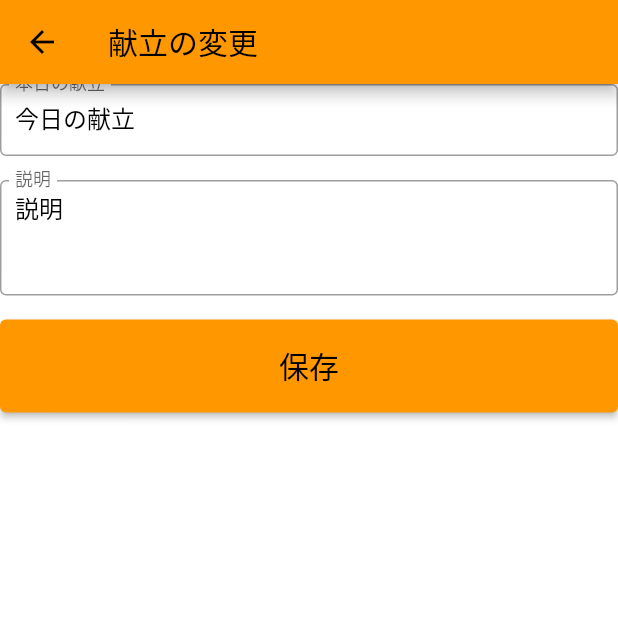
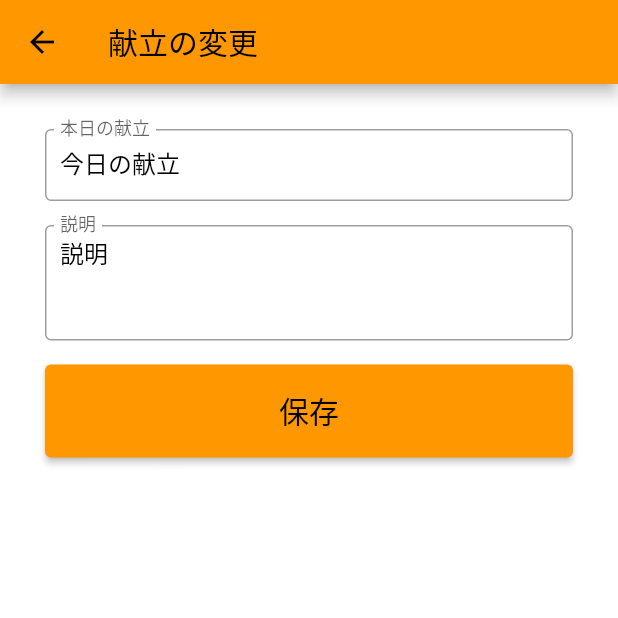
Before and after one commit to shinnkura/simple_lunch, a Flutter app: the screen it shows after launch, after a tap on "今日の献立", on a phone screen of 412 x 824 dp, the top half of it. Run offline on Flutter 3.47's test engine with Material 2 defaults, Android fonts, the phone set to English and light mode, and no system bars; our stand-ins replace cloud_firestore, firebase_core, shared_preferences; accounts and stored records are empty.

Commit message:
paddingを設定

```diff
--- a/lib/screens/edit_menu.dart
+++ b/lib/screens/edit_menu.dart
@@ -38,7 +38,9 @@ class _EditMenuScreenState extends State<EditMenuScreen> {
         ),
         backgroundColor: kPrimaryColor,
       ),
-      body: Form(
+      body: Padding(
+        padding: const EdgeInsets.all(20.0 * 1.5),
+        child: Form(
           key: _formKey,
           child: Column(
             crossAxisAlignment: CrossAxisAlignment.stretch,
@@ -97,6 +99,7 @@ class _EditMenuScreenState extends State<EditMenuScreen> {
             ],
           ),
         ),
+      ),
     );
   }
 }
--- a/lib/screens/edit_order.dart
+++ b/lib/screens/edit_order.dart
@@ -85,7 +85,7 @@ class _EditOrderPageState extends State<EditOrderPage> {
         ),
       ),
       body: Padding(
-        padding: const EdgeInsets.all(20.0),
+        padding: const EdgeInsets.all(20.0 * 1.5),
         child: Column(
           crossAxisAlignment: CrossAxisAlignment.start,
           children: <Widget>[
```
Also changed, not shown: 1 other file. Lines whose indentation alone changed are shown as unchanged.
